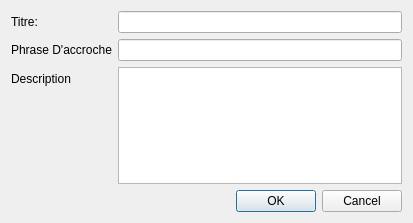
This is gamedialog.ui in obiwankennedy/rcm as Qt 5 draws it before an edit. The edited form follows.
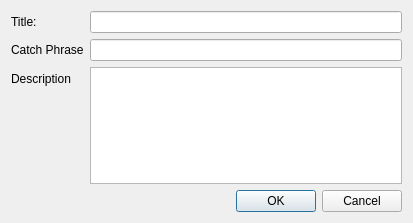
This is the edited form.

Diff of the .ui file:
```diff
--- a/gamedialog.ui
+++ b/gamedialog.ui
@@ -22,7 +22,7 @@
      <item row="0" column="0">
       <widget class="QLabel" name="label">
        <property name="text">
-        <string>Titre:</string>
+        <string>Title:</string>
        </property>
       </widget>
      </item>
@@ -32,7 +32,7 @@
      <item row="1" column="0">
       <widget class="QLabel" name="label_2">
        <property name="text">
-        <string>Phrase D'accroche</string>
+        <string>Catch Phrase</string>
        </property>
       </widget>
      </item>
```
Left out of the diff: 2 changed lines with no effect on the pictures.
